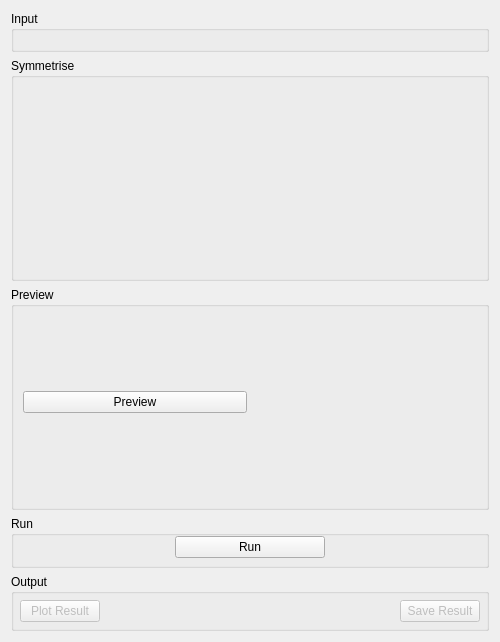
This is qt/scientific_interfaces/Indirect/IndirectSymmetrise.ui in mantidproject/mantid as Qt 5 draws it before an edit. The edited form follows.
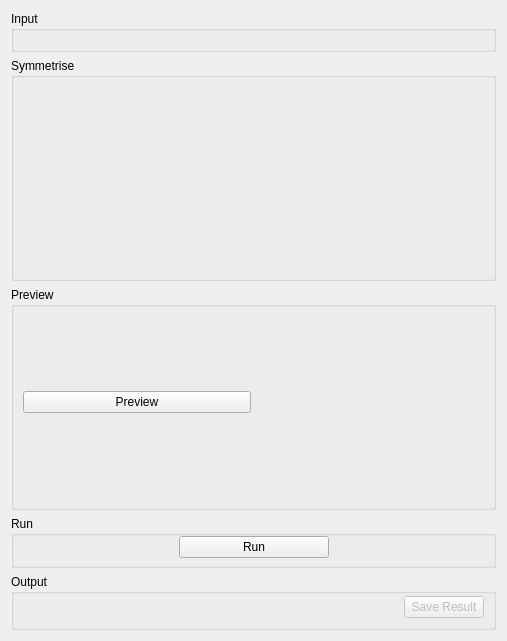
This is the edited form. Custom widgets are drawn as their Qt base class.

Commit message: Refs #26029. Symmetrise output plot options

```diff
--- a/qt/scientific_interfaces/Indirect/IndirectSymmetrise.ui
+++ b/qt/scientific_interfaces/Indirect/IndirectSymmetrise.ui
@@ -6,8 +6,8 @@
    <rect>
     <x>0</x>
     <y>0</y>
-    <width>500</width>
-    <height>600</height>
+    <width>507</width>
+    <height>606</height>
    </rect>
   </property>
   <property name="minimumSize">
@@ -250,31 +250,30 @@
    </item>
    <item>
     <widget class="QGroupBox" name="gbOutput">
+     <property name="minimumSize">
+      <size>
+       <width>0</width>
+       <height>56</height>
+      </size>
+     </property>
      <property name="title">
       <string>Output</string>
      </property>
      <layout class="QHBoxLayout" name="horizontalLayout1">
       <property name="leftMargin">
-       <number>6</number>
+       <number>9</number>
       </property>
       <property name="topMargin">
-       <number>6</number>
+       <number>0</number>
       </property>
       <property name="rightMargin">
-       <number>6</number>
+       <number>9</number>
       </property>
       <property name="bottomMargin">
-       <number>6</number>
+       <number>7</number>
       </property>
       <item>
-       <widget class="QPushButton" name="pbPlot">
-        <property name="enabled">
-         <bool>false</bool>
-        </property>
-        <property name="text">
-         <string>Plot Result</string>
-        </property>
-       </widget>
+       <widget class="MantidQt::CustomInterfaces::IndirectPlotOptionsView" name="ipoPlotOptions" native="true"/>
       </item>
       <item>
        <spacer name="horizontalSpacer_1">
@@ -310,6 +309,12 @@
    <extends>QWidget</extends>
    <header>MantidQtWidgets/Common/DataSelector.h</header>
   </customwidget>
+  <customwidget>
+   <class>MantidQt::CustomInterfaces::IndirectPlotOptionsView</class>
+   <extends>QWidget</extends>
+   <header>IndirectPlotOptionsView.h</header>
+   <container>1</container>
+  </customwidget>
   <customwidget>
    <class>MantidQt::MantidWidgets::PreviewPlot</class>
    <extends>QWidget</extends>
```
The commit also changes 8 other files.
